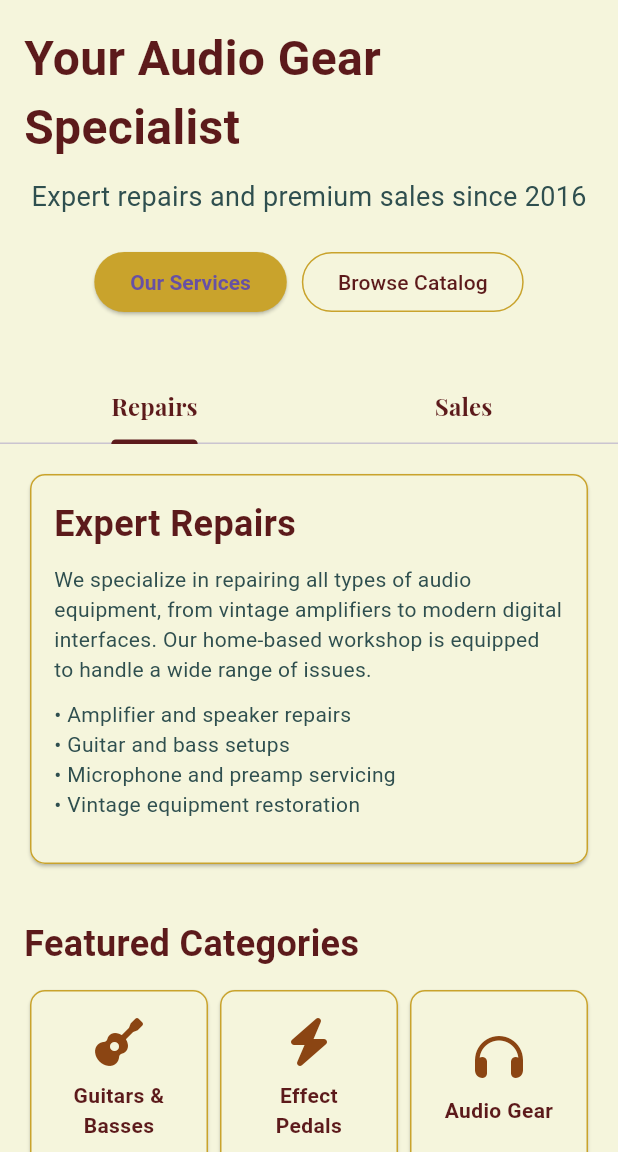
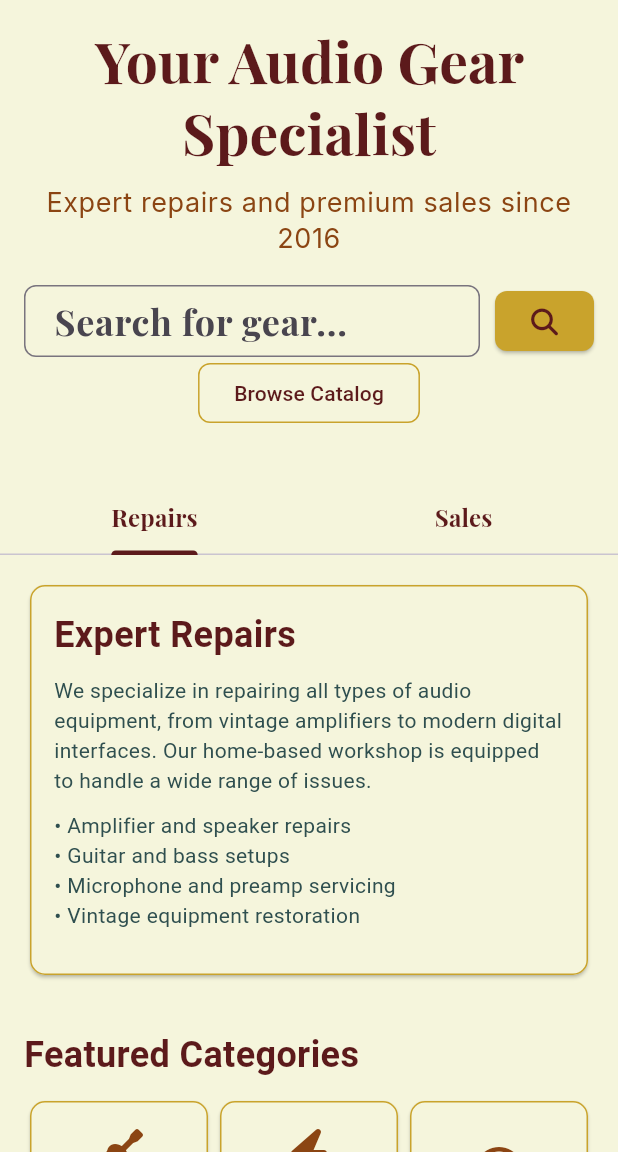
Before and after one commit to taciano-pacchialat/e-commerce-project, a Flutter app: the screen it shows after launch, on a phone screen of 412 x 824 dp, the part 84-1236 px from its top. Run offline on Flutter 3.47's test engine with Material 3 defaults, Android fonts, the phone set to English and light mode, and no system bars; our stand-ins replace equatable, flutter_bloc, font_awesome_flutter, google_fonts.

Commit message:
home modification

```diff
--- a/lib/views/home/home_view.dart
+++ b/lib/views/home/home_view.dart
@@ -1,15 +1,34 @@
 import 'package:e_commerce_project/constants/app_colors.dart';
+import 'package:e_commerce_project/services/bloc/navigation_bloc.dart';
+import 'package:e_commerce_project/services/bloc/navigation_events.dart';
 import 'package:e_commerce_project/views/home/build_category_card.dart';
 import 'package:e_commerce_project/views/home/contact_info.dart';
 import 'package:e_commerce_project/widgets/base_scaffold.dart';
 import 'package:flutter/material.dart';
+import 'package:flutter_bloc/flutter_bloc.dart';
 import 'package:font_awesome_flutter/font_awesome_flutter.dart';
 
-class HomePageView extends StatelessWidget {
+class HomePageView extends StatefulWidget {
   const HomePageView({super.key});
 
   @override
+  _HomePageViewState createState() => _HomePageViewState();
+}
+
+class _HomePageViewState extends State<HomePageView> {
+  final ScrollController _scrollController = ScrollController();
+
+  void _scrollToServices() {
+    _scrollController.animateTo(
+      _scrollController.position.maxScrollExtent / 3,
+      duration: const Duration(seconds: 1),
+      curve: Curves.easeInOutCubicEmphasized,
+    );
+  }
+
+  @override
   Widget build(BuildContext context) {
+    //TODO continue styling
     return BaseScaffold(
       title: 'Charly\'s Hideout',
       body: ListView(
@@ -19,40 +38,73 @@ class HomePageView extends StatelessWidget {
             padding: const EdgeInsets.all(16.0),
             child: Column(
               children: [
-                const Text(
+                Text(
                   "Your Audio Gear Specialist",
-                  style: TextStyle(
-                      fontSize: 32,
-                      fontWeight: FontWeight.bold,
-                      color: AppColors.primaryBurgundy),
+                  textAlign: TextAlign.center,
+                  style: Theme.of(context).textTheme.titleLarge?.copyWith(
+                        color: AppColors.primaryBurgundy,
+                        fontSize: 38.0,
+                        fontWeight: FontWeight.bold,
+                      ),
                 ),
                 const SizedBox(height: 10),
-                const Text(
+                Text(
                   "Expert repairs and premium sales since 2016",
-                  style:
-                      TextStyle(fontSize: 18, color: AppColors.secondaryGreen),
+                  textAlign: TextAlign.center,
+                  style: Theme.of(context).textTheme.bodySmall?.copyWith(
+                        fontSize: 18.0,
+                      ),
                 ),
                 const SizedBox(height: 20),
-                Row(
+                Column(
                   mainAxisAlignment: MainAxisAlignment.center,
                   children: [
-                    ElevatedButton(
-                      style: ElevatedButton.styleFrom(
-                        backgroundColor: AppColors.secondaryGold,
-                        textStyle: const TextStyle(
-                            color: AppColors.primaryBurgundy,
-                            fontWeight: FontWeight.bold),
-                      ),
-                      onPressed: () {},
-                      child: const Text("Our Services"),
+                    Row(
+                      children: [
+                        Expanded(
+                          child: TextField(
+                            decoration: InputDecoration(
+                              contentPadding:
+                                  const EdgeInsets.symmetric(horizontal: 16.0),
+                              hintText: "Search for gear...",
+                              border: OutlineInputBorder(
+                                borderRadius: BorderRadius.circular(8.0),
+                                borderSide: const BorderSide(
+                                  color: AppColors.secondaryGold,
+                                ),
+                              ),
+                            ),
+                          ),
+                        ),
+                        const SizedBox(width: 10),
+                        ElevatedButton(
+                          style: ElevatedButton.styleFrom(
+                            backgroundColor: AppColors.secondaryGold,
+                            shape: RoundedRectangleBorder(
+                              borderRadius: BorderRadius.circular(8.0),
+                            ),
+                          ),
+                          onPressed: () {
+                            // Handle search action
+                          },
+                          child: const Icon(FontAwesomeIcons.magnifyingGlass,
+                              color: AppColors.primaryBurgundy),
+                        ),
+                      ],
                     ),
                     const SizedBox(width: 10),
                     OutlinedButton(
                       style: OutlinedButton.styleFrom(
                         side: const BorderSide(color: AppColors.secondaryGold),
+                        shape: RoundedRectangleBorder(
+                          borderRadius: BorderRadius.circular(8.0),
+                        ),
                         backgroundColor: Colors.transparent,
                       ),
-                      onPressed: () {},
+                      onPressed: () {
+                        BlocProvider.of<NavigationBloc>(context)
+                            .add(NavigateToStore());
+                      },
                       child: const Text(
                         "Browse Catalog",
                         style: TextStyle(color: AppColors.primaryBurgundy),
```
